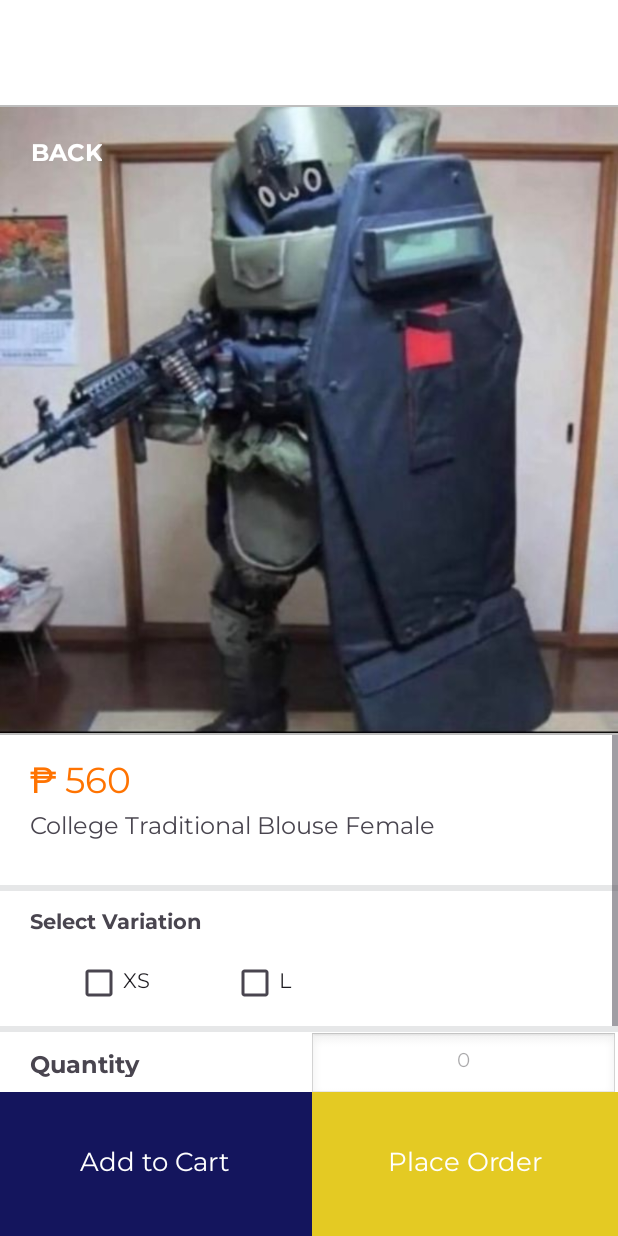
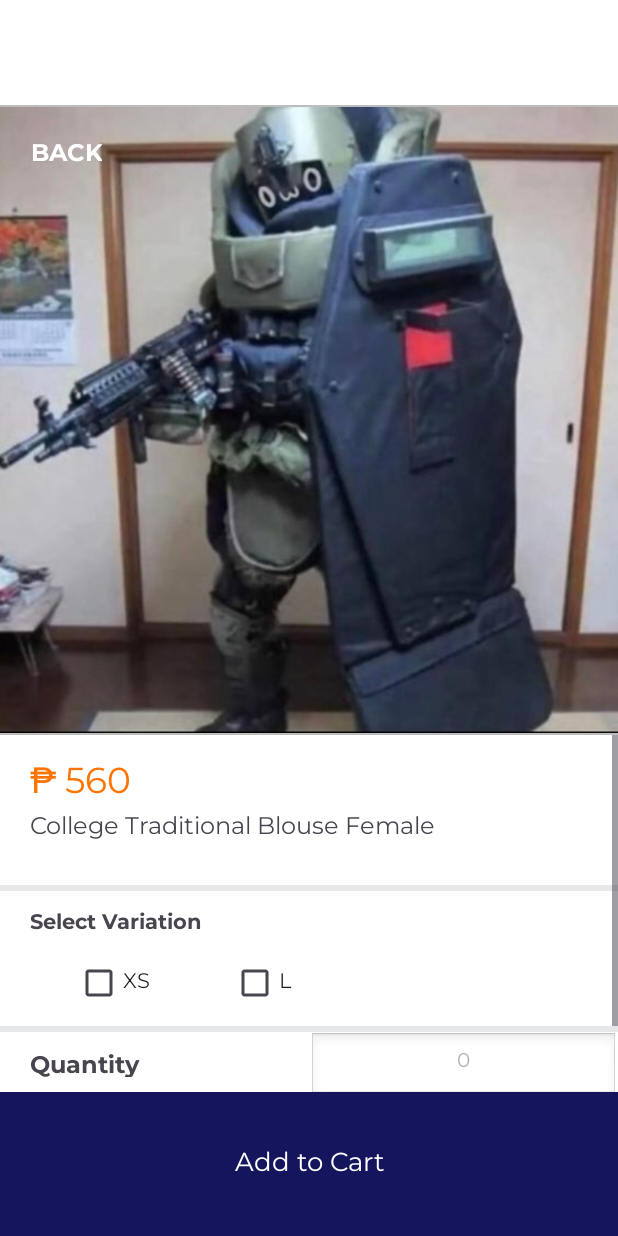
Before and after one commit to ardfaiyaz/Exchange, an Android app: the PlaceItem00Activity screen opened directly, with no data from a screen before it, on a phone screen of 412 x 824 dp. Run offline under Robolectric (Android 15) with nearby library versions, the phone set to English and light mode, and no system bars; libraries missing offline, so code that uses them is left out: io.github.muddz.styleabletoast; 3 statements that could not run were skipped.

Commit message:
fixed layouts for place_item00.xml, staff_home_page.xml, staff_profile.xml. -hero

```diff
--- a/app/src/main/res/layout/place_item00.xml
+++ b/app/src/main/res/layout/place_item00.xml
@@ -279,27 +279,6 @@
                     android:textSize="17dp" />
             </LinearLayout>
 
-            <LinearLayout
-                android:id="@+id/placeorderbtn"
-                android:layout_width="match_parent"
-                android:layout_height="match_parent"
-                android:layout_marginStart="2dp"
-                android:layout_weight="1"
-                android:background="#e4ca23"
-                android:orientation="horizontal">
-
-                <TextView
-                    android:id="@+id/placeordertxt"
-                    android:layout_width="match_parent"
-                    android:layout_height="match_parent"
-                    android:layout_weight="1"
-                    android:fontFamily="@font/montserrat"
-                    android:gravity="center"
-                    android:text="Place Order"
-                    android:textColor="@color/white"
-                    android:textSize="17dp" />
-            </LinearLayout>
-
 
         </LinearLayout>
     </LinearLayout>
```
Also changed, not shown: app/src/main/res/layout/staff_home_page.xml (+0 -16 lines), app/src/main/res/layout/staff_profile.xml (+0 -16 lines).
